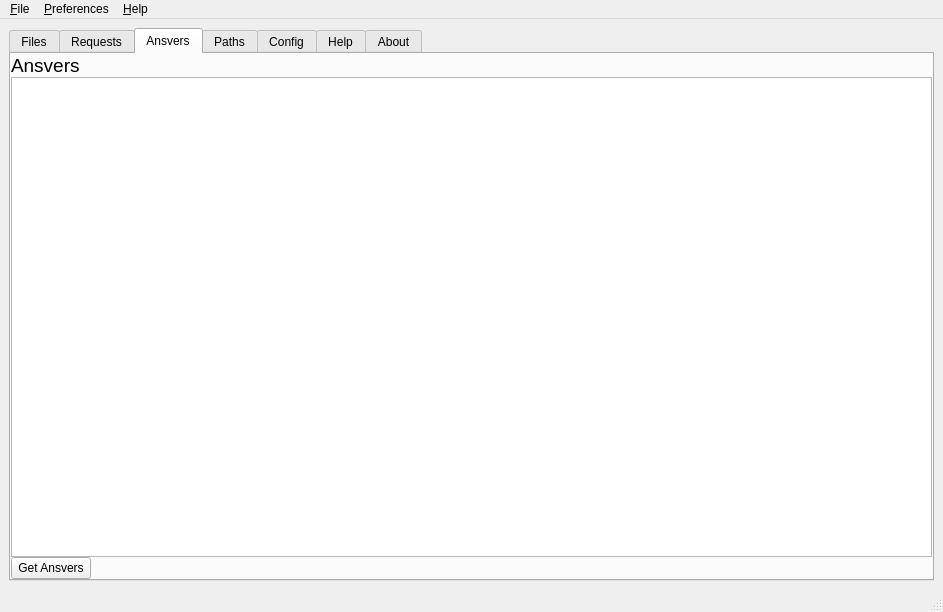
Before: the Qt Designer form SearchEngineGUI/mainwindow.ui in kapsimus/Search_engine, drawn with Qt 5.
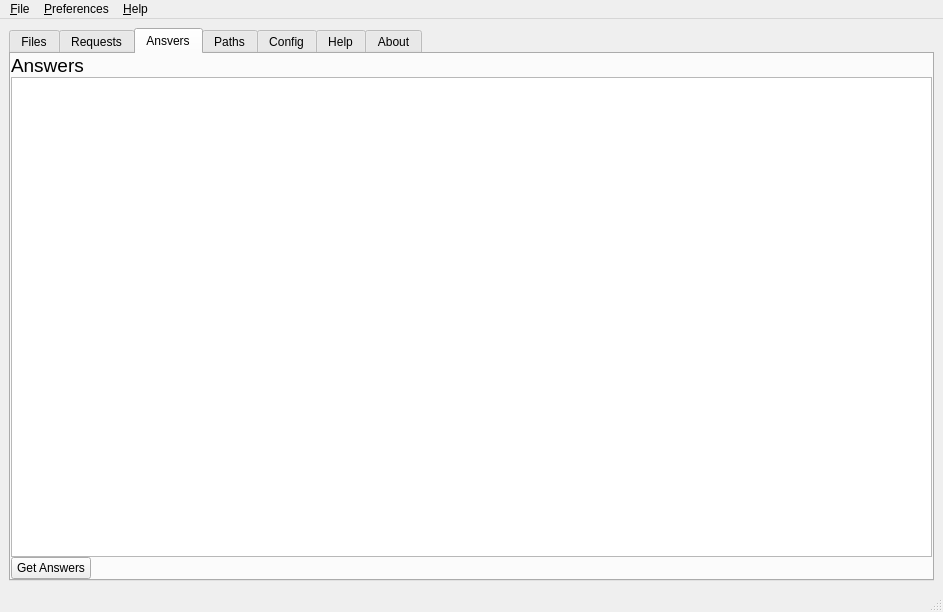
After: the same form once the commit is applied. The open tabs and pages were chosen to show the change.

Commit message: доделал вывод ответов - вкладка answers

```diff
--- a/SearchEngineGUI/mainwindow.ui
+++ b/SearchEngineGUI/mainwindow.ui
@@ -332,7 +332,7 @@
              </font>
             </property>
             <property name="text">
-             <string>Ansvers</string>
+             <string>Answers</string>
             </property>
            </widget>
           </item>
@@ -344,7 +344,7 @@
             <item>
              <widget class="QPushButton" name="pbGetAnsvers">
               <property name="text">
-               <string>Get Ansvers</string>
+               <string>Get Answers</string>
               </property>
              </widget>
             </item>
```
Left out of the diff: 14 changed lines with no effect on the pictures. The commit also changes 10 other files.
